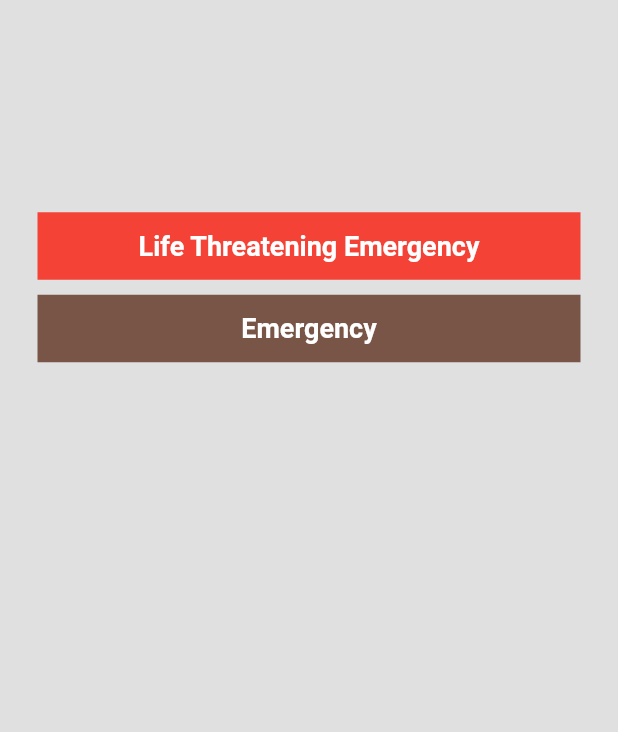
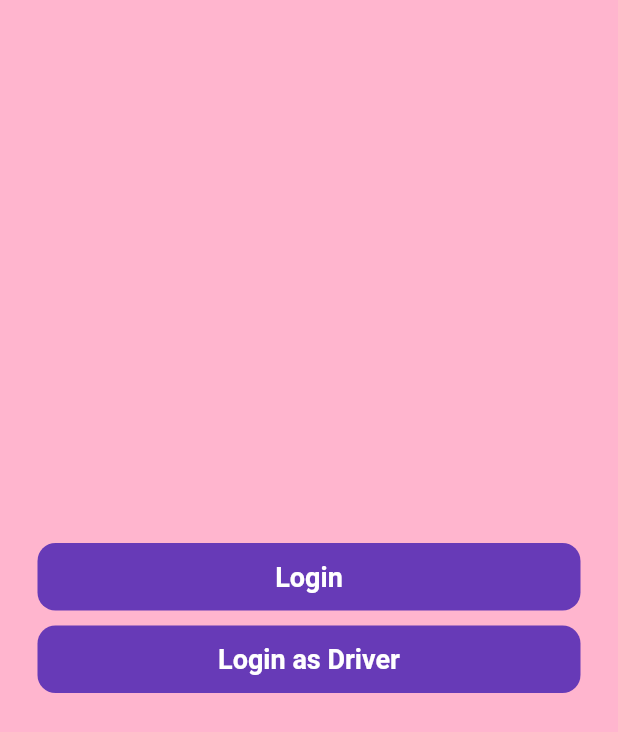
Before and after one commit to NightyNight008/AMB-app, a Flutter app: the screen it shows after launch, on a phone screen of 412 x 824 dp. Shown: the top 732 px of the screen. Run offline on Flutter 3.47's test engine with Material 2 defaults, Android fonts, the light colour scheme and no system bars.

Commit message:
Login Page options added

```diff
--- a/lib/main.dart
+++ b/lib/main.dart
@@ -1,3 +1,4 @@
+import 'package:amb_app/views/LoginPage_options.dart';
 import 'package:amb_app/views/home_view.dart';
 import 'package:amb_app/views/login_view.dart';
 import 'package:amb_app/views/register_View.dart';
@@ -12,7 +13,7 @@ void main() {
       theme: ThemeData(
         primarySwatch: Colors.blue,
       ),
-      home: HomePage(),
+      home: const LoginOptions(),
     ),
   );
 }
--- /dev/null
+++ b/lib/views/LoginPage_options.dart
@@ -0,0 +1,70 @@
+import 'package:flutter/material.dart';
+
+class LoginOptions extends StatefulWidget {
+  const LoginOptions({Key? key}) : super(key: key);
+
+  @override
+  State<LoginOptions> createState() => _LoginOptionsState();
+}
+
+class _LoginOptionsState extends State<LoginOptions> {
+  @override
+  Widget build(BuildContext context) {
+    return Scaffold(
+      backgroundColor: Color.fromARGB(255, 255, 181, 206),
+      body: SafeArea(
+          child: Center(
+        child: Column(
+          mainAxisAlignment: MainAxisAlignment.center,
+          children: [
+            //**************************Login as customer */
+            Padding(
+              padding: const EdgeInsets.symmetric(horizontal: 25.0),
+              child: Container(
+                padding: const EdgeInsets.all(12.0),
+                decoration: BoxDecoration(
+                  color: Colors.deepPurple,
+                  borderRadius: BorderRadius.circular(12),
+                ),
+                child: const Center(
+                  child: Text(
+                    "Login",
+                    style: TextStyle(
+                      color: Colors.white,
+                      fontWeight: FontWeight.bold,
+                      fontSize: 18,
+                    ),
+                  ),
+                ),
+              ),
+            ),
+            const SizedBox(
+              height: 10,
+            ),
+            //*********************login as driver */
+            Padding(
+              padding: const EdgeInsets.symmetric(horizontal: 25.0),
+              child: Container(
+                padding: const EdgeInsets.all(12.0),
+                decoration: BoxDecoration(
+                  color: Colors.deepPurple,
+                  borderRadius: BorderRadius.circular(12),
+                ),
+                child: const Center(
+                  child: Text(
+                    "Login as Driver",
+                    style: TextStyle(
+                      color: Colors.white,
+                      fontWeight: FontWeight.bold,
+                      fontSize: 18,
+                    ),
+                  ),
+                ),
+              ),
+            ),
+          ],
+        ),
+      )),
+    );
+  }
+}
--- a/lib/views/home_view.dart
+++ b/lib/views/home_view.dart
@@ -11,7 +11,7 @@ class _HomePageState extends State<HomePage> {
   @override
   Widget build(BuildContext context) {
     return Scaffold(
-        backgroundColor: Colors.grey[300],
+        backgroundColor: Color.fromARGB(255, 247, 224, 232),
         body: SafeArea(
             child: Center(
           child: Column(
```
